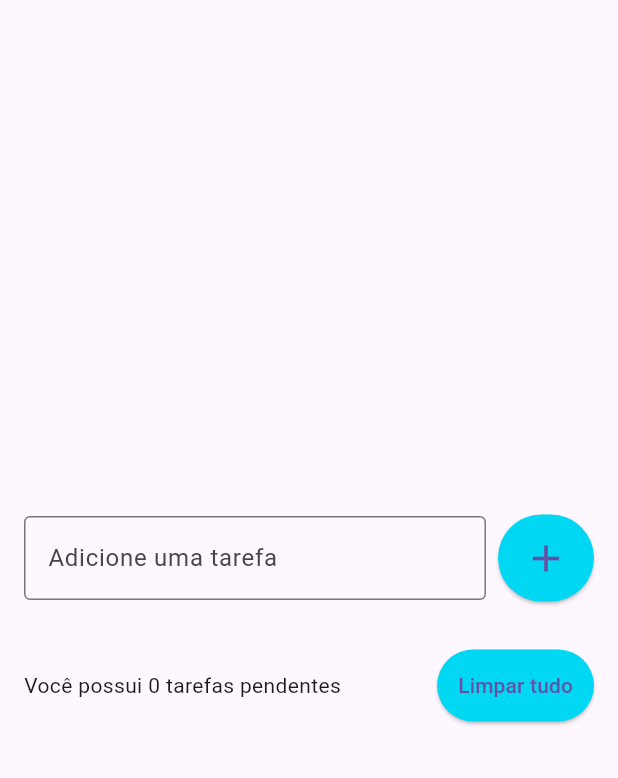
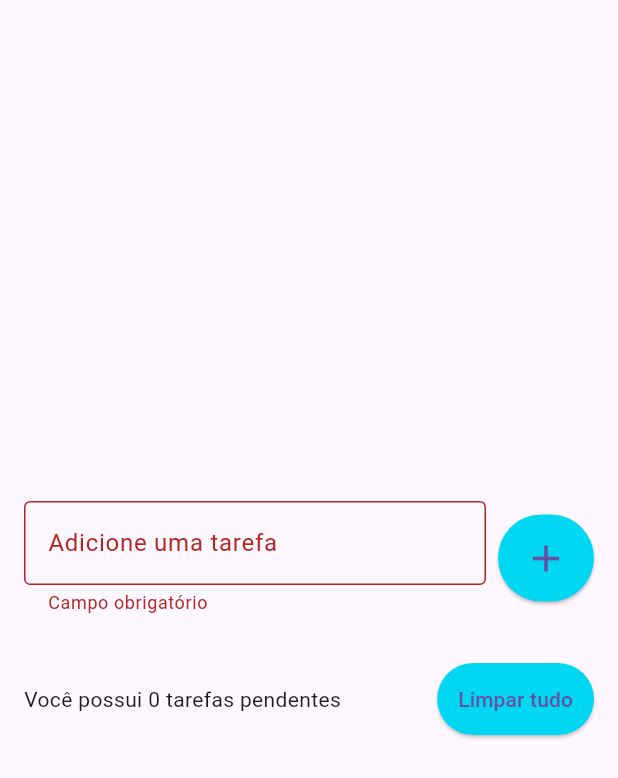
Before and after one commit to D0pp13R21/Todo-List-Flutter, a Flutter app: the screen it shows after launch, after a tap on the "add" icon, on a phone screen of 412 x 824 dp. Shown: the top 778 px of the screen. Run offline on Flutter 3.47's test engine with Material 3 defaults, Android fonts, the phone set to English and light mode, and no system bars; our stand-ins replace flutter_slidable, shared_preferences.

Commit message:
adiciona validação de entrada e mensagem de erro no campo de tarefa

```diff
--- a/lib/pages/todo_list_page.dart
+++ b/lib/pages/todo_list_page.dart
@@ -16,6 +16,8 @@ class _TodoListPageState extends State<TodoListPage> {
   final TodoRepository todoRepository = TodoRepository();
 
   List<Todo> todos = [];
+
+  String? errorText;
 
   // Corrigido: Remove o todo da lista e atualiza a interface
   void onDelete(Todo todo) {
@@ -50,10 +52,11 @@ class _TodoListPageState extends State<TodoListPage> {
                     Expanded(
                       child: TextField(
                         controller: todoController,
-                        decoration: const InputDecoration(
-                          border: OutlineInputBorder(),
+                        decoration: InputDecoration(
+                          border: const OutlineInputBorder(),
                           labelText: 'Adicione uma tarefa',
                           hintText: 'Ex. Estudar Flutter',
+                          errorText: errorText,
                         ),
                       ),
                     ),
@@ -61,6 +64,13 @@ class _TodoListPageState extends State<TodoListPage> {
                     ElevatedButton(
                       onPressed: () {
                         String text = todoController.text;
+
+                        if (text.isEmpty) {
+                          setState(() {
+                            errorText = 'Campo obrigatório';
+                          });
+                          return;
+                        }
                         if (text.isNotEmpty) {
                           setState(() {
                             Todo newTodo = Todo(
```
